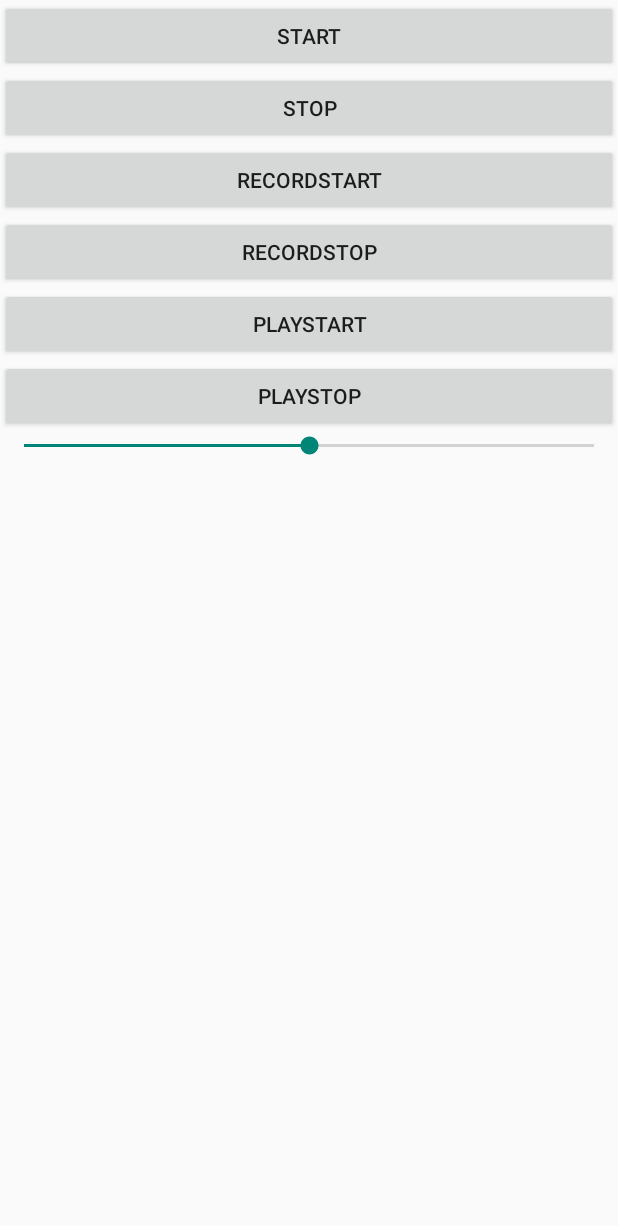
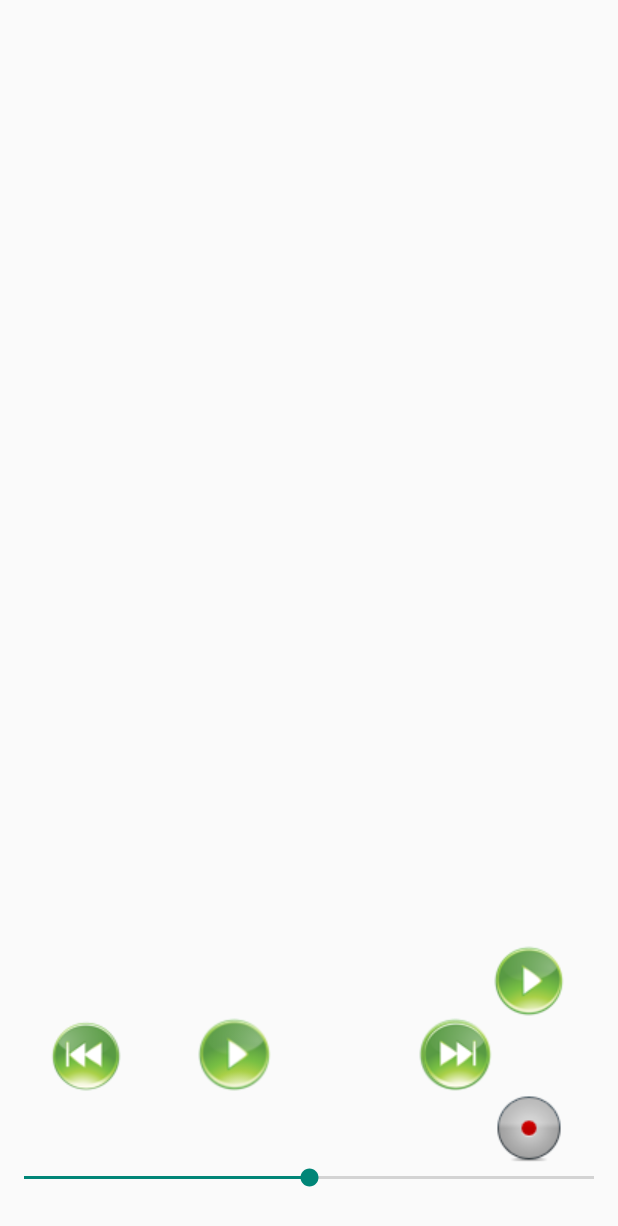
Before and after one commit to hkrsnd/ShadowingManager, an Android app: the layout activity_main.xml on its own in the app's theme, with its tools: preview values and no code run, on a phone screen of 412 x 824 dp. Shown: the top 1226 px of the screen. Run offline under Robolectric (Android 15) with nearby library versions, the light colour scheme and no system bars.

Commit message:
add-repeat-system-and-UI

```diff
--- a/app/src/main/AndroidManifest.xml
+++ b/app/src/main/AndroidManifest.xml
@@ -13,7 +13,7 @@
         <activity
             android:name="com.example.pii5656.shadowingmanager.MainActivity"
             android:label="@string/app_name"
-            android:theme="@style/ThemeOverlay.AppCompat.ActionBar" >
+            android:theme="@style/Base.ThemeOverlay.AppCompat.Dark.ActionBar">
             <intent-filter>
                 <action android:name="android.intent.action.MAIN" />
                 <category android:name="android.intent.category.LAUNCHER" />
--- a/app/src/main/java/com/example/pii5656/shadowingmanager/Record.java
+++ b/app/src/main/java/com/example/pii5656/shadowingmanager/Record.java
@@ -23,7 +23,7 @@ public class Record extends MediaRecorder {
             //ファイルへの出力フォーマット DEFAULTにするとwavが扱えるはず
             mediarecorder.setOutputFormat(MediaRecorder.OutputFormat.DEFAULT);
             //音声のエンコーダーも合わせてdefaultにする
-            mediarecorder.setAudioEncoder(MediaRecorder.AudioEncoder.DEFAULT);
+            mediarecorder.setAudioEncoder(MediaRecorder.AudioEncoder.AAC);
             //ファイルの保存先を指定
             mediarecorder.setOutputFile(savePath);
             //録音の準備をする
--- /dev/null
+++ b/app/src/main/res/drawable/play_button.xml
@@ -0,0 +1,16 @@
+<?xml version="1.0" encoding="utf-8"?>
+<selector xmlns:android="http://schemas.android.com/apk/res/android" >
+    <!-- Buttonが押された時 -->
+    <item android:state_activated="true"
+        android:drawable="@drawable/pause" />
+    <!-- 色を変更する場合は、android:color="@color/red" のようにする -->
+
+    <!-- Buttonが押されてない時 -->
+    <item android:state_activated="false"
+        android:drawable="@drawable/start" />
+
+    <!-- Buttonにフォーカスがあたった時
+    <item android:state_focused="true"
+        android:drawable="@drawable/start_button" /> -->
+
+</selector>
--- /dev/null
+++ b/app/src/main/res/drawable/record_button.xml
@@ -0,0 +1,15 @@
+<?xml version="1.0" encoding="utf-8"?>
+<selector xmlns:android="http://schemas.android.com/apk/res/android" >
+    <!-- Buttonが押された時 -->
+    <item android:state_activated="true"
+        android:drawable="@drawable/ac_record" />
+    <!-- 色を変更する場合は、android:color="@color/red" のようにする -->
+
+    <!-- Buttonが押されてない時 -->
+    <item android:state_activated="false"
+        android:drawable="@drawable/record" />
+
+    <!-- Buttonにフォーカスがあたった時
+    <item android:state_focused="true"
+        android:drawable="@drawable/start_button" /> -->
+</selector>
--- /dev/null
+++ b/app/src/main/res/drawable/stop_button.xml
@@ -0,0 +1,16 @@
+<?xml version="1.0" encoding="utf-8"?>
+<selector xmlns:android="http://schemas.android.com/apk/res/android" >
+    <!-- Buttonが押された時 -->
+    <item android:state_activated="true"
+        android:drawable="@drawable/pause" />
+    <!-- 色を変更する場合は、android:color="@color/red" のようにする -->
+
+    <!-- Buttonが押されてない時 -->
+    <item android:state_activated="false"
+        android:drawable="@drawable/start" />
+
+    <!-- Buttonにフォーカスがあたった時
+    <item android:state_focused="true"
+        android:drawable="@drawable/start_button" /> -->
+
+</selector>
--- a/app/src/main/res/layout/activity_main.xml
+++ b/app/src/main/res/layout/activity_main.xml
@@ -1,51 +1,99 @@
 <?xml version="1.0" encoding="utf-8"?>
-<LinearLayout xmlns:android="http://schemas.android.com/apk/res/android"
+<!--<LinearLayout xmlns:android="http://schemas.android.com/apk/res/android"
     android:orientation="vertical"
     android:layout_width="fill_parent"
     android:layout_height="fill_parent"
     xmlns:xsi="http://www.w3.org/2001/XMLSchema-instance"
     xsi:schemaLocation="http://schemas.android.com/apk/res/android
-http://schemas.android.com/apk/res/android ">
+http://schemas.android.com/apk/res/android "
+    android:weightSum="1"
+    android:id="@+id/"> -->
+    <RelativeLayout xmlns:android="http://schemas.android.com/apk/res/android"
+        xmlns:tools="http://schemas.android.com/tools"
+        android:layout_width="match_parent"
+        android:layout_height="match_parent"
+        tools:context=".MainActivity"
+    android:background="@null"
+    >
 
-    <Button
-        android:text="Start"
-        android:id="@+id/PlayButton"
-        android:layout_width="fill_parent"
-        android:layout_height="wrap_content" />
-    <Button
-        android:text="Stop"
-        android:id="@+id/StopButton"
-        android:layout_width="fill_parent"
-        android:layout_height="wrap_content" />
-    <Button
-        android:text="RecordStart"
-        android:id="@+id/startRecordButton"
-        android:layout_width="fill_parent"
-        android:layout_height="wrap_content" />
-    <Button
-        android:text="RecordStop"
-        android:id="@+id/stopRecordButton"
-        android:layout_width="fill_parent"
-        android:layout_height="wrap_content" />
-    <Button
-        android:text="PlayStart"
-        android:id="@+id/startPlayButton"
-        android:layout_width="fill_parent"
-        android:layout_height="wrap_content" />
-    <Button
-        android:text="PlayStop"
-        android:id="@+id/stopPlayButton"
-        android:layout_width="fill_parent"
-        android:layout_height="wrap_content" />
     <SeekBar
         android:id="@+id/seekBar1"
         android:layout_width="match_parent"
         android:layout_height="wrap_content"
         android:max="100"
-        android:progress="50" />
-    <TextView
-        android:id="@+id/textView"
+        android:progress="50"
+        android:indeterminate="false"
+        android:layout_marginBottom="30dp"
+        android:layout_alignParentBottom="true"
+        android:layout_alignParentLeft="true"
+        android:layout_alignParentStart="true" />
+
+    <ImageButton
+        android:layout_width="50dp"
+        android:layout_height="50dp"
+        android:id="@+id/PlayButton"
+        android:layout_gravity="center_horizontal"
+        android:background="@drawable/play_button"
+        android:layout_alignBottom="@+id/BackButton"
+        android:layout_toRightOf="@+id/BackButton"
+        android:layout_toEndOf="@+id/BackButton"
+        android:layout_marginLeft="50dp"
+        android:layout_marginStart="50dp" />
+
+    <ImageButton
+        android:layout_width="50dp"
+        android:layout_height="50dp"
+        android:id="@+id/FastButton"
+        android:layout_gravity="center_horizontal"
+        android:background="@drawable/stop_button"
+        android:src="@drawable/fast"
+        android:layout_alignTop="@+id/PlayButton"
+        android:layout_toLeftOf="@+id/startRecordButton"
+        android:layout_toStartOf="@+id/startRecordButton" />
+
+    <ImageButton
         android:layout_width="wrap_content"
         android:layout_height="wrap_content"
-        />
-</LinearLayout>
+        android:id="@+id/BackButton"
+        android:src="@drawable/back"
+        android:background="@null"
+        android:layout_marginLeft="33dp"
+        android:layout_marginStart="33dp"
+        android:layout_above="@+id/startRecordButton"
+        android:layout_alignParentLeft="true"
+        android:layout_alignParentStart="true" />
+
+    <ImageButton
+        android:layout_width="wrap_content"
+        android:layout_height="wrap_content"
+        android:id="@+id/startRecordButton"
+        android:background="@drawable/record_button"
+        android:layout_marginRight="35dp"
+        android:layout_marginEnd="35dp"
+        android:layout_above="@+id/seekBar1"
+        android:layout_alignParentRight="true"
+        android:layout_alignParentEnd="true" />
+
+    <ImageButton
+        android:layout_width="wrap_content"
+        android:layout_height="wrap_content"
+        android:id="@+id/startPlayButton"
+        android:background="@drawable/play_button"
+        android:layout_above="@+id/FastButton"
+        android:layout_toRightOf="@+id/FastButton"
+        android:layout_toEndOf="@+id/FastButton" />
+
+    <TextView
+        android:layout_width="wrap_content"
+        android:layout_height="wrap_content"
+        android:textAppearance="?android:attr/textAppearanceLarge"
+        android:id="@+id/textView"
+        android:layout_alignParentTop="true"
+        android:layout_marginTop="62dp"
+        android:layout_alignLeft="@+id/BackButton"
+        android:layout_alignStart="@+id/BackButton"
+        android:layout_toStartOf="@+id/startPlayButton"
+        android:layout_alignRight="@+id/startPlayButton"
+        android:layout_alignEnd="@+id/startPlayButton" />
+
+</RelativeLayout>
```
Also changed, not shown: app/src/main/java/com/example/pii5656/shadowingmanager/MainActivity.java (+90 -29 lines), app/src/main/res/drawable/ac_record.png (added), app/src/main/res/drawable/back.png (added), app/src/main/res/drawable/fast.png (added), app/src/main/res/drawable/pause.png (added), app/src/main/res/drawable/record.png (added), app/src/main/res/drawable/start.png (added).
